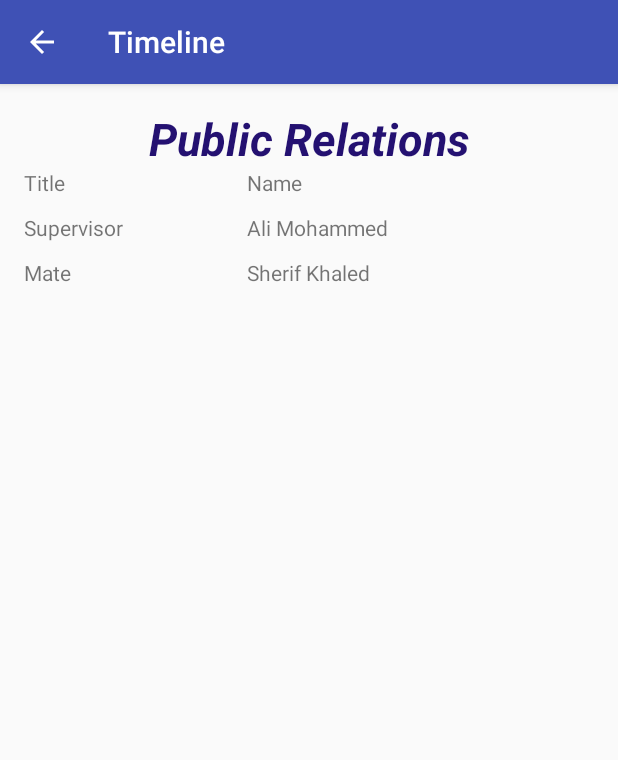
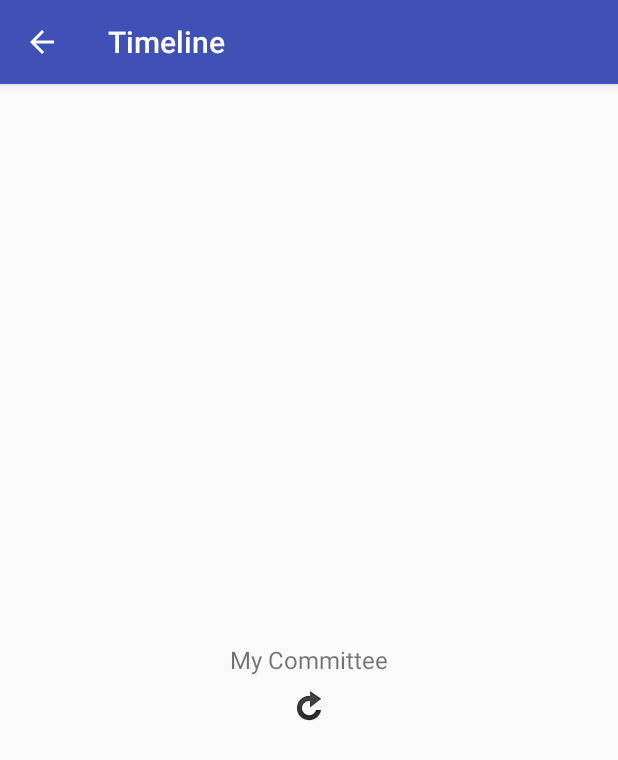
Before and after one commit to yasseraboelsaad/AWG-app, an Android app: the fragment Committee placed in its activity, on a phone screen of 412 x 824 dp. Shown: the top 760 px of the screen. Run offline under Robolectric (Android 15) with nearby library versions, the light colour scheme and no system bars; 2 statements that could not run were skipped.

Commit message:
edited navigation drawer

```diff
--- a/Testapp/app/src/main/java/com/example/yasser/testapp/MainActivity.java
+++ b/Testapp/app/src/main/java/com/example/yasser/testapp/MainActivity.java
@@ -40,14 +40,14 @@ public class MainActivity extends AppCompatActivity {
 
         ObjectDrawerItem[] drawerItem = new ObjectDrawerItem[8];
 
-        drawerItem[0] = new ObjectDrawerItem(R.drawable.ic_copy, "Tasks");
-        drawerItem[1] = new ObjectDrawerItem(R.drawable.ic_refresh, "Calendar");
-        drawerItem[2] = new ObjectDrawerItem(R.drawable.ic_share, "Messages");
-        drawerItem[3] = new ObjectDrawerItem(R.drawable.ic_copy, "Events");
-        drawerItem[4] = new ObjectDrawerItem(R.drawable.ic_refresh, "AWGs");
-        drawerItem[5] = new ObjectDrawerItem(R.drawable.ic_share, "My Committee");
-        drawerItem[6] = new ObjectDrawerItem(R.drawable.ic_copy, "My Profile");
-        drawerItem[7] = new ObjectDrawerItem(R.drawable.ic_refresh, "My TimeLine");
+        drawerItem[0] = new ObjectDrawerItem(R.drawable.ic_task, "Tasks");
+        drawerItem[1] = new ObjectDrawerItem(R.drawable.ic_calendar, "Calendar");
+        drawerItem[2] = new ObjectDrawerItem(R.drawable.ic_message, "Messages");
+        drawerItem[3] = new ObjectDrawerItem(R.drawable.ic_events, "Events");
+        drawerItem[4] = new ObjectDrawerItem(R.drawable.ic_awg, "AWGs");
+        drawerItem[5] = new ObjectDrawerItem(R.drawable.ic_committee, "My Committee");
+        drawerItem[6] = new ObjectDrawerItem(R.drawable.ic_profile, "My Profile");
+        drawerItem[7] = new ObjectDrawerItem(R.drawable.ic_timeline, "My TimeLine");
 
         DrawerItemCustomAdapter adapter = new DrawerItemCustomAdapter(this, R.layout.listview_item_row, drawerItem);
 
--- a/Testapp/app/src/main/res/layout/activity_main.xml
+++ b/Testapp/app/src/main/res/layout/activity_main.xml
@@ -14,7 +14,7 @@
         android:layout_width="240dp"
         android:layout_height="match_parent"
         android:layout_gravity="start"
-        android:background="#111"
+        android:background="#455bd6"
         android:choiceMode="singleChoice"
         android:divider="@android:color/transparent"
         android:dividerHeight="0dp" />
--- a/Testapp/app/src/main/res/layout/fragment_committee.xml
+++ b/Testapp/app/src/main/res/layout/fragment_committee.xml
@@ -1,93 +1,22 @@
 <?xml version="1.0" encoding="utf-8"?>
 <RelativeLayout xmlns:android="http://schemas.android.com/apk/res/android"
-    xmlns:tools="http://schemas.android.com/tools"
     android:layout_width="match_parent"
-    android:layout_height="match_parent"
-    android:paddingBottom="@dimen/activity_vertical_margin"
-    android:paddingLeft="@dimen/activity_horizontal_margin"
-    android:paddingRight="@dimen/activity_horizontal_margin"
-    android:paddingTop="@dimen/activity_vertical_margin"
-    tools:context="com.example.yasser.myapplication.Committee">
+    android:layout_height="match_parent" >
 
-    <LinearLayout
-        android:orientation="vertical"
-        android:layout_width="match_parent"
-        android:layout_height="match_parent"
-        android:layout_alignParentTop="true"
-        android:layout_alignParentLeft="true"
-        android:layout_alignParentStart="true"
-        android:weightSum="1"
-        android:contextClickable="false">
+    <TextView
+        android:id="@+id/txtLabel"
+        android:layout_width="wrap_content"
+        android:layout_height="wrap_content"
+        android:layout_centerInParent="true"
+        android:text="My Committee"
+        android:textSize="16dp" />
 
-        <TextView
-            android:layout_width="match_parent"
-            android:layout_height="wrap_content"
-            android:textAppearance="?android:attr/textAppearanceLarge"
-            android:text="Public Relations"
-            android:id="@+id/textView"
-            android:layout_weight="0.03"
-            android:autoText="false"
-            android:textAlignment="center"
-            android:textStyle="bold|italic"
-            android:textSize="30dp"
-            android:textColor="#241171" />
-
-        <GridLayout
-            android:layout_width="match_parent"
-            android:layout_height="match_parent">
-
-            <TextView
-                android:layout_width="wrap_content"
-                android:layout_height="30dp"
-                android:text="Title"
-                android:id="@+id/textView16"
-                android:layout_row="0"
-                android:layout_column="0" />
-
-            <TextView
-                android:layout_width="wrap_content"
-                android:layout_height="30dp"
-                android:text="Supervisor"
-                android:id="@+id/textView15"
-                android:layout_row="1"
-                android:layout_column="0" />
-
-            <TextView
-                android:layout_width="231dp"
-                android:layout_height="wrap_content"
-                android:text="Ali Mohammed"
-                android:id="@+id/textView18"
-                android:layout_row="1"
-                android:layout_column="2"
-                android:clickable="true" />
-
-            <TextView
-                android:layout_width="wrap_content"
-                android:layout_height="30dip"
-                android:text="Mate"
-                android:id="@+id/textView3"
-                android:layout_row="2"
-                android:layout_column="0" />
-
-            <TextView
-                android:layout_width="wrap_content"
-                android:layout_height="wrap_content"
-                android:text="Name"
-                android:id="@+id/textView17"
-                android:layout_row="0"
-                android:layout_column="2" />
-
-            <TextView
-                android:layout_width="wrap_content"
-                android:layout_height="wrap_content"
-                android:text="Sherif Khaled"
-                android:id="@+id/textView19"
-                android:layout_row="2"
-                android:layout_column="2"
-                android:clickable="true" />
-
-        </GridLayout>
-
-    </LinearLayout>
+    <ImageView
+        android:layout_width="wrap_content"
+        android:layout_height="wrap_content"
+        android:layout_below="@id/txtLabel"
+        android:layout_centerHorizontal="true"
+        android:layout_marginTop="10dp"
+        android:src="@drawable/ic_refresh" />
 
 </RelativeLayout>
```
Also changed, not shown: Testapp/app/src/main/res/layout/fragment_awgs.xml (+17 -15 lines), Testapp/app/src/main/res/layout/fragment_events.xml (+15 -46 lines), Testapp/app/src/main/res/layout/fragment_timeline.xml (+14 -39 lines), Testapp/app/src/main/res/drawable-hdpi/ic_awg.png (added), Testapp/app/src/main/res/drawable-hdpi/ic_calendar.png (added), Testapp/app/src/main/res/drawable-hdpi/ic_committee.png (added), Testapp/app/src/main/res/drawable-hdpi/ic_events.png (added), Testapp/app/src/main/res/drawable-hdpi/ic_message.png (added), Testapp/app/src/main/res/drawable-hdpi/ic_profile.png (added), Testapp/app/src/main/res/drawable-hdpi/ic_task.png (added), Testapp/app/src/main/res/drawable-hdpi/ic_timeline.png (added), Testapp/app/src/main/res/drawable/opening.jpg (deleted), Testapp/app/src/main/res/drawable/tedx.jpg (deleted).
